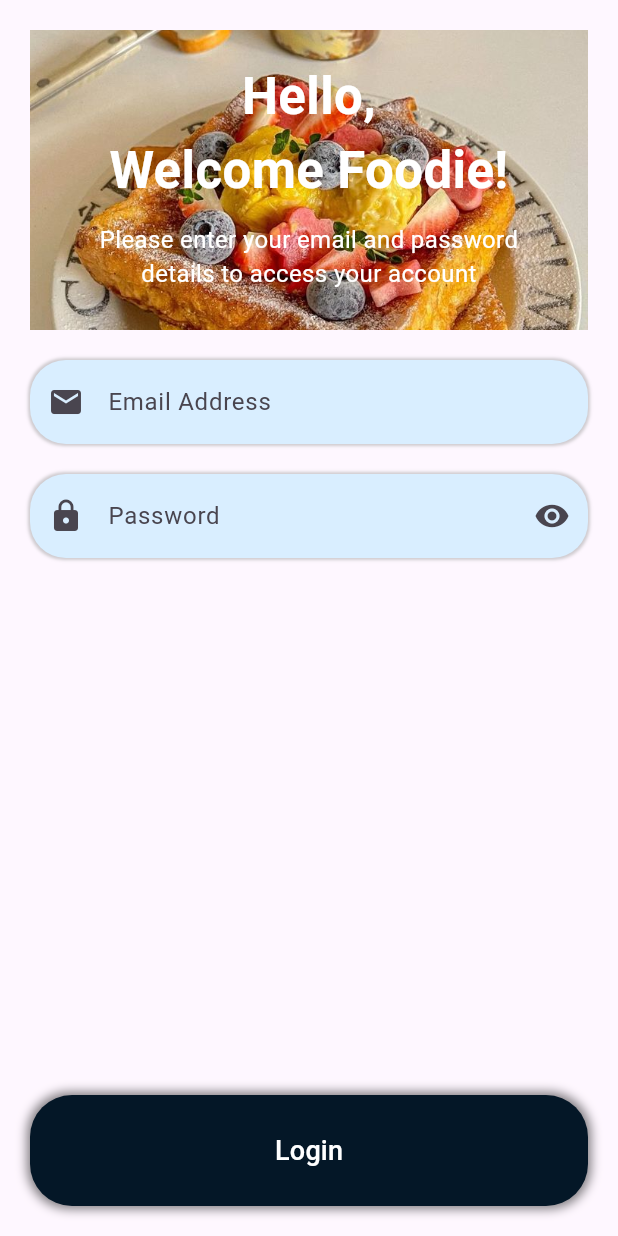
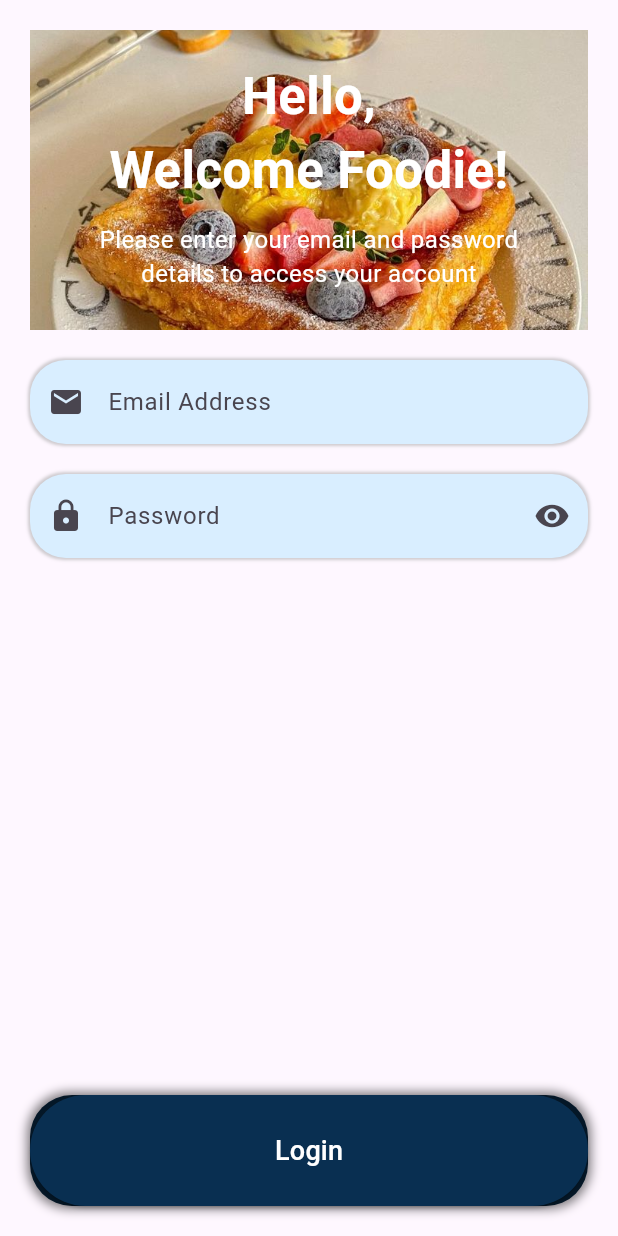
Before and after one commit to Chonthichaa1/Project, a Flutter app: the LoginPage screen opened directly, on a phone screen of 412 x 824 dp. Run offline on Flutter 3.47's test engine with Material 3 defaults, Android fonts, the phone set to English and light mode, and no system bars; our stand-ins replace go_router.

Commit message:
set new backgroundcolor(Button) in login_page

```diff
--- a/lib/login_page.dart
+++ b/lib/login_page.dart
@@ -1,4 +1,6 @@
 import 'package:flutter/material.dart';
+import 'package:go_router/go_router.dart';
+
 
 class LoginPage extends StatefulWidget {
   @override
@@ -182,9 +184,10 @@ Widget _buildPasswordField() {
             ),
           ],
         ),
-        child: TextButton(
-          onPressed: () {},
+          child: ElevatedButton(
+          onPressed: () => context.go('/profile'),
           style: TextButton.styleFrom(
+            backgroundColor: Color(0xFF092F51),
             padding: EdgeInsets.symmetric(vertical: 24.0),
           ),
           child: Text(
```
